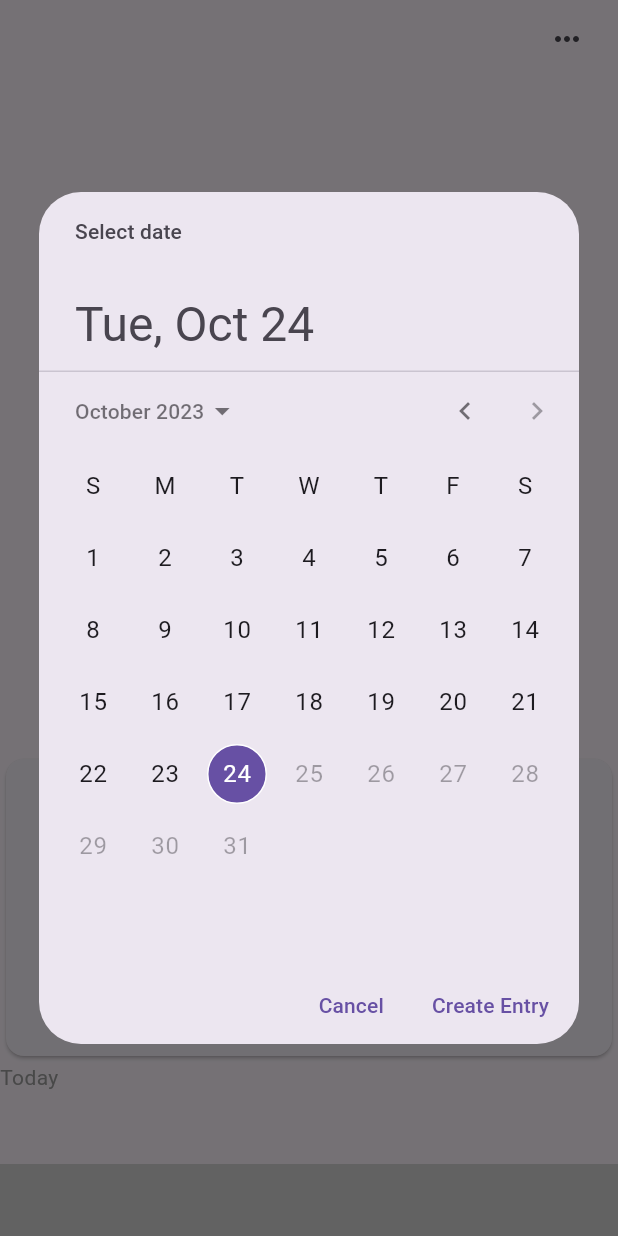
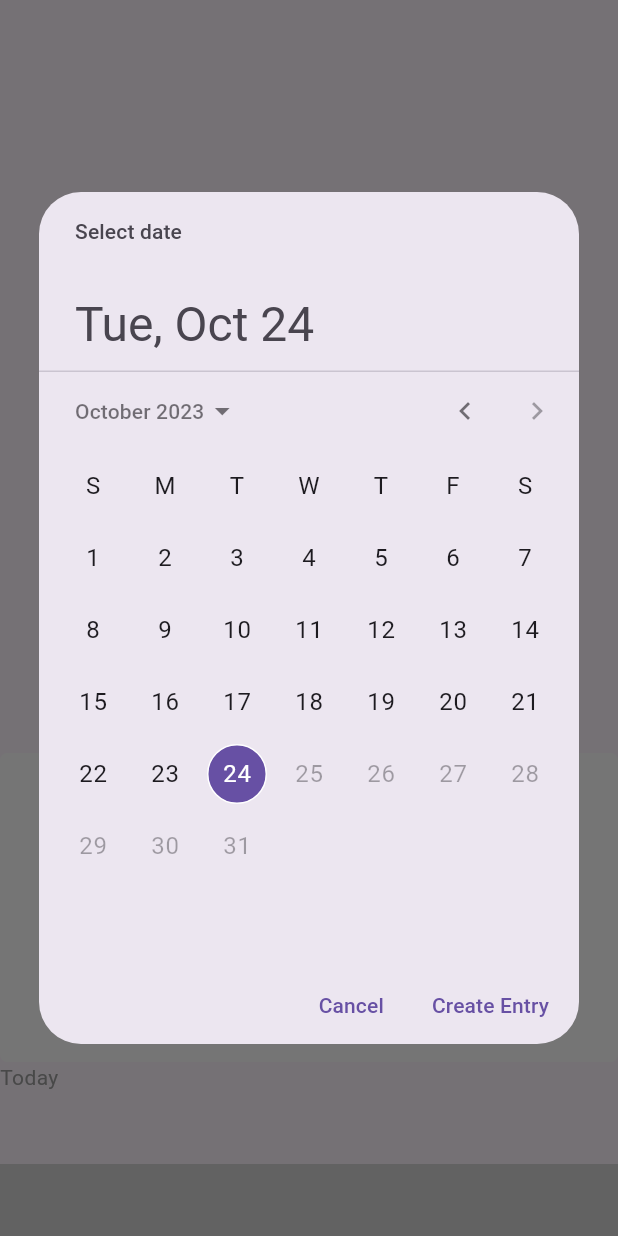
Before and after one commit to backmesh/nimbus, a Flutter app: the screen it shows once a user with an empty profile is signed in, after a tap on the "add" icon, on a phone screen of 412 x 824 dp. Run offline on Flutter 3.47's test engine with Material 2 defaults, Android fonts, the phone set to English and light mode, and no system bars; drawn by our look-alikes of firebase_ui_firestore; our stand-ins replace cloud_firestore, firebase_auth, firebase_core; missing offline and left inert: firebase_ui_auth, firebase_ui_oauth_apple, flutter_quill; accounts and stored records are empty; generated files the repository leaves out were written again.

Commit message:
use an outlined button for adding entries and hide settings for now

```diff
--- a/lib/widgets/home.dart
+++ b/lib/widgets/home.dart
@@ -27,12 +27,16 @@ class _HomePageState extends State<HomePage> {
     final end = upperBound.subtract(Duration(days: 1));
     return Container(
         height: height,
-        child: GestureDetector(
-          child: Card(
-              child: Row(
-                  mainAxisAlignment: MainAxisAlignment.center,
-                  children: [Icon(Icons.add)])),
-          onTap: () async {
+        child: OutlinedButton(
+            style: OutlinedButton.styleFrom(
+              backgroundColor: Colors.white,
+              side: BorderSide(color: Colors.transparent),
+              shape: RoundedRectangleBorder(
+                borderRadius:
+                    BorderRadius.circular(5.0), // Adjust the border radius here
+              ),
+            ),
+            onPressed: () async {
               DateTime? newDate = await showDatePicker(
                   context: context,
                   confirmText: 'Create Entry',
@@ -42,10 +46,12 @@ class _HomePageState extends State<HomePage> {
                   currentDate: end,
                   lastDate: end);
               if (newDate == null) return;
-            await UserStore.instance
-                .createEntry(Entry(date: newDate, doc: Document(), tagIds: []));
+              await UserStore.instance.createEntry(
+                  Entry(date: newDate, doc: Document(), tagIds: []));
             },
-        ));
+            child: Row(
+                mainAxisAlignment: MainAxisAlignment.center,
+                children: [Icon(Icons.add)])));
   }
 
   Widget _buildScrollableJournal(BuildContext context) {
@@ -54,19 +60,19 @@ class _HomePageState extends State<HomePage> {
       child: Column(
         mainAxisAlignment: MainAxisAlignment.spaceBetween,
         children: <Widget>[
-          Expanded(
-            child: Row(mainAxisAlignment: MainAxisAlignment.end, children: [
-              Container(
-                  margin: const EdgeInsets.only(right: 10.0),
-                  child: IconButton(
-                    icon: Icon(Icons.more_horiz),
           // TODO show settings
           // add signout
           // add delete account + data
-                    onPressed: () async {},
-                  ))
-            ]),
-          ),
+          // Expanded(
+          //   child: Row(mainAxisAlignment: MainAxisAlignment.end, children: [
+          //     Container(
+          //         margin: const EdgeInsets.only(right: 10.0),
+          //         child: IconButton(
+          //           icon: Icon(Icons.more_horiz),
+          //           onPressed: () async {},
+          //         ))
+          //   ]),
+          // ),
           Expanded(
               flex: 15,
               child: FirestoreQueryBuilder<Entry>(
```
Lines whose indentation alone changed are shown as unchanged.
